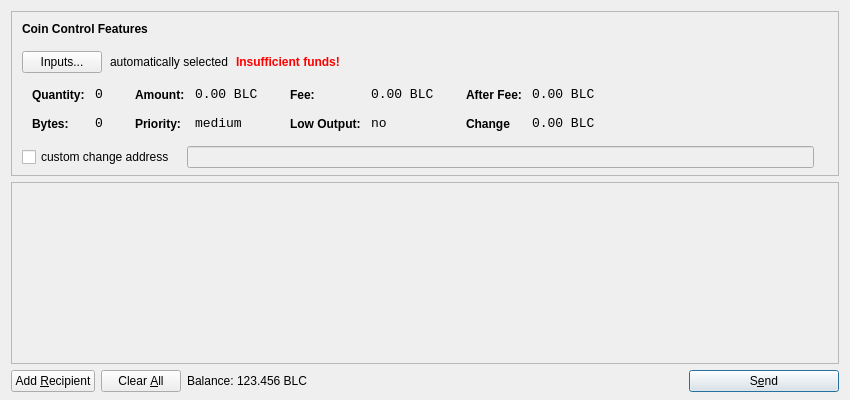
First picture: the form in src/qt/forms/sendcoinsdialog.ui, repository Madscotslad/Blockcoin, before the edit.
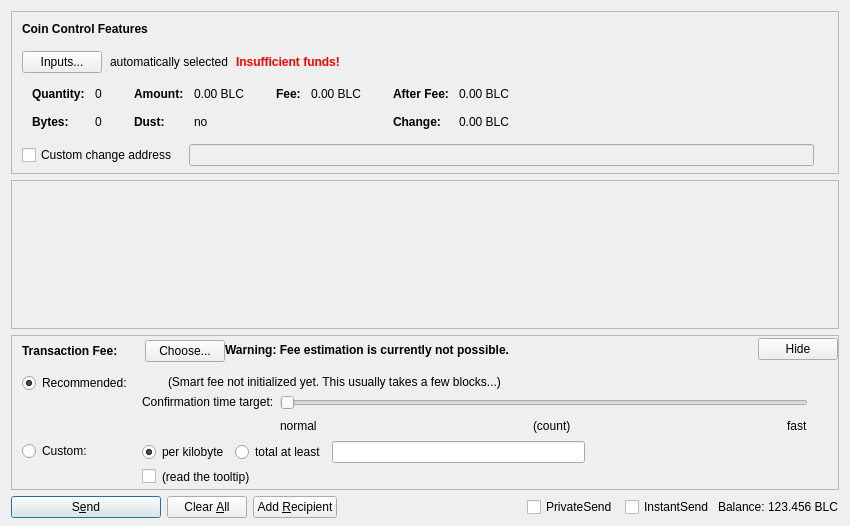
Second picture: the form after the edit. Icons and pictures are not drawn. Custom widgets are drawn as their Qt base class.

What changed in the file:
```diff
--- a/src/qt/forms/sendcoinsdialog.ui
+++ b/src/qt/forms/sendcoinsdialog.ui
@@ -7,13 +7,13 @@
     <x>0</x>
     <y>0</y>
     <width>850</width>
-    <height>400</height>
+    <height>526</height>
    </rect>
   </property>
   <property name="windowTitle">
    <string>Send Coins</string>
   </property>
-  <layout class="QVBoxLayout" name="verticalLayout" stretch="0,1,0">
+  <layout class="QVBoxLayout" name="verticalLayout" stretch="0,1,0,0">
    <property name="bottomMargin">
     <number>8</number>
    </property>
@@ -39,7 +39,7 @@
      </property>
      <layout class="QVBoxLayout" name="verticalLayoutCoinControl2">
       <property name="spacing">
-       <number>-1</number>
+       <number>0</number>
       </property>
       <property name="leftMargin">
        <number>0</number>
@@ -206,8 +206,11 @@
                </property>
                <item row="0" column="0">
                 <widget class="QLabel" name="labelCoinControlQuantityText">
-                 <property name="styleSheet">
-                  <string notr="true">font-weight:bold;</string>
+                 <property name="font">
+                  <font>
+                   <weight>75</weight>
+                   <bold>true</bold>
+                  </font>
                  </property>
                  <property name="text">
                   <string>Quantity:</string>
@@ -219,12 +222,6 @@
                </item>
                <item row="0" column="1">
                 <widget class="QLabel" name="labelCoinControlQuantity">
-                 <property name="font">
-                  <font>
-                   <family>Monospace</family>
-                   <pointsize>10</pointsize>
-                  </font>
-                 </property>
                  <property name="cursor">
                   <cursorShape>IBeamCursor</cursorShape>
                  </property>
@@ -244,8 +241,11 @@
                </item>
                <item row="1" column="0">
                 <widget class="QLabel" name="labelCoinControlBytesText">
-                 <property name="styleSheet">
-                  <string notr="true">font-weight:bold;</string>
+                 <property name="font">
+                  <font>
+                   <weight>75</weight>
+                   <bold>true</bold>
+                  </font>
                  </property>
                  <property name="text">
                   <string>Bytes:</string>
@@ -254,12 +254,6 @@
                </item>
                <item row="1" column="1">
                 <widget class="QLabel" name="labelCoinControlBytes">
-                 <property name="font">
-                  <font>
-                   <family>Monospace</family>
-                   <pointsize>10</pointsize>
-                  </font>
-                 </property>
                  <property name="cursor">
                   <cursorShape>IBeamCursor</cursorShape>
                  </property>
@@ -295,8 +289,11 @@
                </property>
                <item row="0" column="0">
                 <widget class="QLabel" name="labelCoinControlAmountText">
-                 <property name="styleSheet">
-                  <string notr="true">font-weight:bold;</string>
+                 <property name="font">
+                  <font>
+                   <weight>75</weight>
+                   <bold>true</bold>
+                  </font>
                  </property>
                  <property name="text">
                   <string>Amount:</string>
@@ -308,12 +305,6 @@
                </item>
                <item row="0" column="1">
                 <widget class="QLabel" name="labelCoinControlAmount">
-                 <property name="font">
-                  <font>
-                   <family>Monospace</family>
-                   <pointsize>10</pointsize>
-                  </font>
-                 </property>
                  <property name="cursor">
                   <cursorShape>IBeamCursor</cursorShape>
                  </property>
@@ -329,23 +320,20 @@
                 </widget>
                </item>
                <item row="1" column="0">
-                <widget class="QLabel" name="labelCoinControlPriorityText">
-                 <property name="styleSheet">
-                  <string notr="true">font-weight:bold;</string>
+                <widget class="QLabel" name="labelCoinControlLowOutputText">
+                 <property name="font">
+                  <font>
+                   <weight>75</weight>
+                   <bold>true</bold>
+                  </font>
                  </property>
                  <property name="text">
-                  <string>Priority:</string>
+                  <string>Dust:</string>
                  </property>
                 </widget>
                </item>
                <item row="1" column="1">
-                <widget class="QLabel" name="labelCoinControlPriority">
-                 <property name="font">
-                  <font>
-                   <family>Monospace</family>
-                   <pointsize>10</pointsize>
-                  </font>
-                 </property>
+                <widget class="QLabel" name="labelCoinControlLowOutput">
                  <property name="cursor">
                   <cursorShape>IBeamCursor</cursorShape>
                  </property>
@@ -353,7 +341,7 @@
                   <enum>Qt::ActionsContextMenu</enum>
                  </property>
                  <property name="text">
-                  <string>medium</string>
+                  <string notr="true">no</string>
                  </property>
                  <property name="textInteractionFlags">
                   <set>Qt::LinksAccessibleByMouse|Qt::TextSelectableByKeyboard|Qt::TextSelectableByMouse</set>
@@ -381,8 +369,11 @@
                </property>
                <item row="0" column="0">
                 <widget class="QLabel" name="labelCoinControlFeeText">
-                 <property name="styleSheet">
-                  <string notr="true">font-weight:bold;</string>
+                 <property name="font">
+                  <font>
+                   <weight>75</weight>
+                   <bold>true</bold>
+                  </font>
                  </property>
                  <property name="text">
                   <string>Fee:</string>
@@ -394,12 +385,6 @@
                </item>
                <item row="0" column="1">
                 <widget class="QLabel" name="labelCoinControlFee">
-                 <property name="font">
-                  <font>
-                   <family>Monospace</family>
-                   <pointsize>10</pointsize>
-                  </font>
-                 </property>
                  <property name="cursor">
                   <cursorShape>IBeamCursor</cursorShape>
                  </property>
@@ -407,39 +392,7 @@
                   <enum>Qt::ActionsContextMenu</enum>
                  </property>
                  <property name="text">
-                  <string>0.00 BLC</string>
-                 </property>
-                 <property name="textInteractionFlags">
-                  <set>Qt::LinksAccessibleByMouse|Qt::TextSelectableByKeyboard|Qt::TextSelectableByMouse</set>
-                 </property>
-                </widget>
-               </item>
-               <item row="1" column="0">
-                <widget class="QLabel" name="labelCoinControlLowOutputText">
-                 <property name="styleSheet">
-                  <string notr="true">font-weight:bold;</string>
-                 </property>
-                 <property name="text">
-                  <string>Low Output:</string>
-                 </property>
-                </widget>
-               </item>
-               <item row="1" column="1">
-                <widget class="QLabel" name="labelCoinControlLowOutput">
-                 <property name="font">
-                  <font>
-                   <family>Monospace</family>
-                   <pointsize>10</pointsize>
-                  </font>
-                 </property>
-                 <property name="cursor">
-                  <cursorShape>IBeamCursor</cursorShape>
-                 </property>
-                 <property name="contextMenuPolicy">
-                  <enum>Qt::ActionsContextMenu</enum>
-                 </property>
-                 <property name="text">
-                  <string>no</string>
+                  <string notr="true">0.00 BLC</string>
                  </property>
                  <property name="textInteractionFlags">
                   <set>Qt::LinksAccessibleByMouse|Qt::TextSelectableByKeyboard|Qt::TextSelectableByMouse</set>
@@ -467,8 +420,11 @@
                </property>
                <item row="0" column="0">
                 <widget class="QLabel" name="labelCoinControlAfterFeeText">
-                 <property name="styleSheet">
-                  <string notr="true">font-weight:bold;</string>
+                 <property name="font">
+                  <font>
+                   <weight>75</weight>
+                   <bold>true</bold>
+                  </font>
                  </property>
                  <property name="text">
                   <string>After Fee:</string>
@@ -480,12 +436,6 @@
                </item>
                <item row="0" column="1">
                 <widget class="QLabel" name="labelCoinControlAfterFee">
-                 <property name="font">
-                  <font>
-                   <family>Monospace</family>
-                   <pointsize>10</pointsize>
-                  </font>
-                 </property>
                  <property name="cursor">
                   <cursorShape>IBeamCursor</cursorShape>
                  </property>
@@ -502,22 +452,19 @@
                </item>
                <item row="1" column="0">
                 <widget class="QLabel" name="labelCoinControlChangeText">
-                 <property name="styleSheet">
-                  <string notr="true">font-weight:bold;</string>
+                 <property name="font">
+                  <font>
+                   <weight>75</weight>
+                   <bold>true</bold>
+                  </font>
                  </property>
                  <property name="text">
-                  <string>Change</string>
+                  <string>Change:</string>
                  </property>
                 </widget>
                </item>
                <item row="1" column="1">
                 <widget class="QLabel" name="labelCoinControlChange">
-                 <property name="font">
-                  <font>
-                   <family>Monospace</family>
-                   <pointsize>10</pointsize>
-                  </font>
-                 </property>
                  <property name="cursor">
                   <cursorShape>IBeamCursor</cursorShape>
                  </property>
@@ -556,7 +503,7 @@
           <item>
            <widget class="QCheckBox" name="checkBoxCoinControlChange">
             <property name="text">
-             <string>custom change address</string>
+             <string>Custom change address</string>
             </property>
            </widget>
           </item>
@@ -626,11 +573,20 @@
         <x>0</x>
         <y>0</y>
         <width>830</width>
-        <height>165</height>
+        <height>104</height>
        </rect>
       </property>
-      <layout class="QVBoxLayout" name="verticalLayout_2">
-       <property name="margin">
+      <layout class="QVBoxLayout" name="verticalLayout_2" stretch="0,1">
+       <property name="leftMargin">
+        <number>0</number>
+       </property>
+       <property name="topMargin">
+        <number>0</number>
+       </property>
+       <property name="rightMargin">
+        <number>0</number>
+       </property>
+       <property name="bottomMargin">
         <number>0</number>
        </property>
        <item>
@@ -657,23 +613,601 @@
      </widget>
     </widget>
    </item>
+   <item>
+    <widget class="QFrame" name="frameFee">
+     <property name="sizePolicy">
+      <sizepolicy hsizetype="Expanding" vsizetype="Expanding">
+       <horstretch>0</horstretch>
+       <verstretch>0</verstretch>
+      </sizepolicy>
+     </property>
+     <property name="maximumSize">
+      <size>
+       <width>16777215</width>
+       <height>16777215</height>
+      </size>
+     </property>
+     <property name="frameShape">
+      <enum>QFrame::StyledPanel</enum>
+     </property>
+     <property name="frameShadow">
+      <enum>QFrame::Sunken</enum>
+     </property>
+     <layout class="QVBoxLayout" name="verticalLayoutFee1">
+      <property name="spacing">
+       <number>0</number>
+      </property>
+      <property name="leftMargin">
+       <number>0</number>
+      </property>
+      <property name="topMargin">
+       <number>0</number>
+      </property>
+      <property name="rightMargin">
+       <number>0</number>
+      </property>
+      <property name="bottomMargin">
+       <number>0</number>
+      </property>
+      <item>
+       <layout class="QVBoxLayout" name="verticalLayoutFee2" stretch="0,0,0">
+        <property name="spacing">
+         <number>0</number>
+        </property>
+        <property name="leftMargin">
+         <number>10</number>
+        </property>
+        <property name="topMargin">
+         <number>0</number>
+        </property>
+        <item>
+         <layout class="QHBoxLayout" name="horizontalLayoutFee1">
+          <property name="bottomMargin">
+           <number>0</number>
+          </property>
+          <item>
+           <layout class="QVBoxLayout" name="verticalLayoutFee7">
+            <property name="spacing">
+             <number>0</number>
+            </property>
+            <item>
+             <spacer name="verticalSpacerSmartFee">
+              <property name="orientation">
+               <enum>Qt::Vertical</enum>
+              </property>
+              <property name="sizeType">
+               <enum>QSizePolicy::Fixed</enum>
+              </property>
+              <property name="sizeHint" stdset="0">
+               <size>
+                <width>1</width>
+                <height>4</height>
+               </size>
+              </property>
+             </spacer>
+            </item>
+            <item>
+             <layout class="QHBoxLayout" name="horizontalLayoutSmartFee">
+              <property name="spacing">
+               <number>10</number>
+              </property>
+              <item>
+               <widget class="QLabel" name="labelFeeHeadline">
+                <property name="sizePolicy">
+                 <sizepolicy hsizetype="Preferred" vsizetype="Maximum">
+                  <horstretch>0</horstretch>
+                  <verstretch>0</verstretch>
+                 </sizepolicy>
+                </property>
+                <property name="font">
+                 <font>
+                  <weight>75</weight>
+                  <bold>true</bold>
+                 </font>
+                </property>
+                <property name="styleSheet">
+                 <string notr="true">font-weight:bold;</string>
+                </property>
+                <property name="text">
+                 <string>Transaction Fee:</string>
+                </property>
+               </widget>
+              </item>
+              <item>
+               <widget class="QLabel" name="labelFeeMinimized">
+                <property name="text">
+                 <string/>
+                </property>
+               </widget>
+              </item>
+              <item>
+               <widget class="QPushButton" name="buttonChooseFee">
+                <property name="text">
+                 <string>Choose...</string>
+                </property>
+               </widget>
+              </item>
+             </layout>
+            </item>
+            <item>
+             <spacer name="verticalSpacer_5">
+              <property name="orientation">
+               <enum>Qt::Vertical</enum>
+              </property>
+              <property name="sizeHint" stdset="0">
+               <size>
+                <width>1</width>
+                <height>1</height>
+               </size>
+              </property>
+             </spacer>
+            </item>
+           </layout>
+          </item>
+          <item>
+           <widget class="QLabel" name="fallbackFeeWarningLabel">
+            <property name="toolTip">
+             <string>Using the fallbackfee can result in sending a transaction that will take several hours or days (or never) to confirm. Consider choosing your fee manually or wait until your have validated the complete chain.</string>
+            </property>
+            <property name="font">
+            <font>
+                <weight>75</weight>
+                <bold>true</bold>
+            </font>
+            </property>
+            <property name="text">
+             <string>Warning: Fee estimation is currently not possible.</string>
+            </property>
+            <property name="wordWrap">
+             <bool>false</bool>
+            </property>
+           </widget>
+          </item>
+          <item>
+           <spacer name="horizontalSpacer_4">
+            <property name="orientation">
+             <enum>Qt::Horizontal</enum>
+            </property>
+            <property name="sizeType">
+             <enum>QSizePolicy::MinimumExpanding</enum>
+            </property>
+            <property name="sizeHint" stdset="0">
+             <size>
+              <width>40</width>
+              <height>20</height>
+             </size>
+            </property>
+           </spacer>
+          </item>
+          <item>
+           <widget class="QPushButton" name="buttonMinimizeFee">
+            <property name="toolTip">
+             <string>collapse fee-settings</string>
+            </property>
+            <property name="text">
+             <string>Hide</string>
+            </property>
+           </widget>
+          </item>
+         </layout>
+        </item>
+        <item>
+         <widget class="QFrame" name="frameFeeSelection">
+          <layout class="QVBoxLayout" name="verticalLayoutFee12">
+           <property name="spacing">
+            <number>0</number>
+           </property>
+           <property name="leftMargin">
+            <number>0</number>
+           </property>
+           <property name="topMargin">
+            <number>0</number>
+           </property>
+           <property name="rightMargin">
+            <number>0</number>
+           </property>
+           <property name="bottomMargin">
+            <number>0</number>
+           </property>
+           <item>
+            <layout class="QGridLayout" name="gridLayoutFee">
+             <property name="topMargin">
+              <number>10</number>
+             </property>
+             <property name="bottomMargin">
+              <number>4</number>
+             </property>
+             <property name="horizontalSpacing">
+              <number>10</number>
+             </property>
+             <property name="verticalSpacing">
+              <number>4</number>
+             </property>
+             <item row="1" column="1">
+              <layout class="QVBoxLayout" name="verticalLayoutFee8">
+               <property name="spacing">
+                <number>6</number>
+               </property>
+               <item>
+                <layout class="QHBoxLayout" name="horizontalLayoutFee13">
+                 <item>
+                  <widget class="QRadioButton" name="radioCustomPerKilobyte">
+                   <property name="toolTip">
+                    <string>If the custom fee is set to 1000 NanoCoin and the transaction is only 250 bytes, then &quot;per kilobyte&quot; only pays 250 NanoCoin in fee,&lt;br /&gt;while &quot;at least&quot; pays 1000 NanoCoin. For transactions bigger than a kilobyte both pay by kilobyte.</string>
+                   </property>
+                   <property name="text">
+                    <string>per kilobyte</string>
+                   </property>
+                   <property name="checked">
+                    <bool>true</bool>
+                   </property>
+                   <attribute name="buttonGroup">
+                    <string notr="true">groupCustomFee</string>
+                   </attribute>
+                  </widget>
+                 </item>
+                 <item>
+                  <widget class="QRadioButton" name="radioCustomAtLeast">
+                   <property name="toolTip">
+                    <string>If the custom fee is set to 1000 NanoCoin and the transaction is only 250 bytes, then &quot;per kilobyte&quot; only pays 250 NanoCoin in fee,&lt;br /&gt;while &quot;total at least&quot; pays 1000 NanoCoin. For transactions bigger than a kilobyte both pay by kilobyte.</string>
+                   </property>
+                   <property name="text">
+                    <string>total at least</string>
+                   </property>
+                   <attribute name="buttonGroup">
+                    <string notr="true">groupCustomFee</string>
+                   </attribute>
+                  </widget>
+                 </item>
+                 <item>
+                  <widget class="BitcoinAmountField" name="customFee"/>
+                 </item>
+                 <item>
+                  <spacer name="horizontalSpacer_6">
+                   <property name="orientation">
+                    <enum>Qt::Horizontal</enum>
+                   </property>
+                   <property name="sizeHint" stdset="0">
+                    <size>
+                     <width>1</width>
+                     <height>1</height>
+                    </size>
+                   </property>
+                  </spacer>
+                 </item>
+                </layout>
+               </item>
+               <item>
+                <layout class="QHBoxLayout" name="horizontalLayoutFee8">
+                 <item>
+                  <widget class="QCheckBox" name="checkBoxMinimumFee">
+                   <property name="toolTip">
+                    <string>Paying only the minimum fee is just fine as long as there is less transaction volume than space in the blocks.&lt;br /&gt;But be aware that this can end up in a never confirming transaction once there is more demand for blockcoin transactions than the network can process.</string>
+                   </property>
+                   <property name="text">
+                    <string/>
+                   </property>
+                  </widget>
+                 </item>
+                 <item>
+                  <widget class="QLabel" name="labelMinFeeWarning">
+                   <property name="enabled">
+                    <bool>true</bool>
+                   </property>
+                   <property name="toolTip">
+                    <string>Paying only the minimum fee is just fine as long as there is less transaction volume than space in the blocks.&lt;br /&gt;But be aware that this can end up in a never confirming transaction once there is more demand for blockcoin transactions than the network can process.</string>
+                   </property>
+                   <property name="text">
+                    <string>(read the tooltip)</string>
+                   </property>
+                   <property name="margin">
+                    <number>5</number>
+                   </property>
+                  </widget>
+                 </item>
+                 <item>
+                  <spacer name="horizontalSpacer_2">
+                   <property name="orientation">
+                    <enum>Qt::Horizontal</enum>
+                   </property>
+                   <property name="sizeHint" stdset="0">
+                    <size>
+                     <width>1</width>
+                     <height>1</height>
+                    </size>
+                   </property>
+                  </spacer>
+                 </item>
+                </layout>
+               </item>
+              </layout>
+             </item>
+             <item row="0" column="0">
+              <layout class="QVBoxLayout" name="verticalLayoutFee4" stretch="0,1">
+               <item>
+                <widget class="QRadioButton" name="radioSmartFee">
+                 <property name="text">
+                  <string>Recommended:</string>
+                 </property>
+                 <property name="checked">
+                  <bool>true</bool>
+                 </property>
+                 <attribute name="buttonGroup">
+                  <string notr="true">groupFee</string>
+                 </attribute>
+                </widget>
+               </item>
+               <item>
+                <spacer name="verticalSpacer_2">
+                 <property name="orientation">
+                  <enum>Qt::Vertical</enum>
+                 </property>
+                 <property name="sizeHint" stdset="0">
+                  <size>
+                   <width>1</width>
+                   <height>1</height>
+                  </size>
+                 </property>
+                </spacer>
+               </item>
+              </layout>
+             </item>
+             <item row="1" column="0">
+              <layout class="QVBoxLayout" name="verticalLayoutFee9" stretch="0,1">
+               <item>
+                <widget class="QRadioButton" name="radioCustomFee">
+                 <property name="text">
+                  <string>Custom:</string>
+                 </property>
+                 <attribute name="buttonGroup">
+                  <string notr="true">groupFee</string>
+                 </attribute>
+                </widget>
+               </item>
+               <item>
+                <spacer name="verticalSpacer_6">
+                 <property name="orientation">
+                  <enum>Qt::Vertical</enum>
+                 </property>
+                 <property name="sizeHint" stdset="0">
+                  <size>
+                   <width>1</width>
+                   <height>1</height>
+                  </size>
+                 </property>
+                </spacer>
+               </item>
+              </layout>
+             </item>
+             <item row="0" column="1">
+              <layout class="QVBoxLayout" name="verticalLayoutFee3" stretch="0,0,1">
+               <property name="spacing">
+                <number>6</number>
+               </property>
+               <property name="topMargin">
+                <number>2</number>
+               </property>
+               <item>
+                <layout class="QHBoxLayout" name="horizontalLayoutFee12">
+                 <item>
+                  <widget class="QLabel" name="labelSmartFee">
+                   <property name="text">
+                    <string/>
+                   </property>
+                   <property name="margin">
+                    <number>2</number>
+                   </property>
+                  </widget>
+                 </item>
+                 <item>
+                  <widget class="QLabel" name="labelFeeEstimation">
+                   <property name="text">
+                    <string/>
+                   </property>
+                  </widget>
+                 </item>
+                 <item>
+                  <widget class="QLabel" name="labelSmartFee2">
+                   <property name="text">
+                    <string>(Smart fee not initialized yet. This usually takes a few blocks...)</string>
+                   </property>
+                   <property name="margin">
+                    <number>2</number>
+                   </property>
+                  </widget>
+                 </item>
+                 <item>
+                  <spacer name="horizontalSpacer_5">
+                   <property name="orientation">
+                    <enum>Qt::Horizontal</enum>
+                   </property>
+                   <property name="sizeHint" stdset="0">
+                    <size>
+                     <width>1</width>
+                     <height>1</height>
+                    </size>
+                   </property>
+                  </spacer>
+                 </item>
+                </layout>
+               </item>
+               <item>
+                <layout class="QHBoxLayout" name="horizontalLayoutFee9">
+                 <item>
+                  <layout class="QVBoxLayout" name="verticalLayoutFee6">
+                   <item>
+                    <widget class="QLabel" name="labelSmartFee3">
+                     <property name="text">
+                      <string>Confirmation time target:</string>
+                     </property>
+                     <property name="margin">
+                      <number>2</number>
+                     </property>
+                    </widget>
+                   </item>
+                   <item>
+                    <spacer name="verticalSpacer_3">
+                     <property name="orientation">
+                      <enum>Qt::Vertical</enum>
+                     </property>
+                     <property name="sizeHint" stdset="0">
+                      <size>
+                       <width>1</width>
+                       <height>1</height>
+                      </size>
+                     </property>
+                    </spacer>
+                   </item>
+                  </layout>
+                 </item>
+                 <item>
+                  <layout class="QVBoxLayout" name="verticalLayoutFee5">
+                   <property name="rightMargin">
+                    <number>30</number>
+                   </property>
+                   <item>
+                    <widget class="QSlider" name="sliderSmartFee">
+                     <property name="minimum">
+                      <number>0</number>
+                     </property>
+                     <property name="maximum">
+                      <number>23</number>
+                     </property>
+                     <property name="pageStep">
+                      <number>1</number>
+                     </property>
+                     <property name="value">
+                      <number>0</number>
+                     </property>
+                     <property name="orientation">
+                      <enum>Qt::Horizontal</enum>
+                     </property>
+                     <property name="invertedAppearance">
+                      <bool>false</bool>
+                     </property>
+                     <property name="invertedControls">
+                      <bool>false</bool>
+                     </property>
+                     <property name="tickPosition">
+                      <enum>QSlider::NoTicks</enum>
+                     </property>
+                    </widget>
+                   </item>
+                   <item>
+                    <layout class="QHBoxLayout" name="horizontalLayoutFee10">
+                     <item>
+                      <widget class="QLabel" name="labelSmartFeeNormal">
+                       <property name="text">
+                        <string>normal</string>
+                       </property>
+                      </widget>
+                     </item>
+                     <item>
+                      <spacer name="horizontalSpacer_7">
+                       <property name="orientation">
+                        <enum>Qt::Horizontal</enum>
+                       </property>
+                       <property name="sizeHint" stdset="0">
+                        <size>
+                         <width>40</width>
+                         <height>20</height>
+                        </size>
+                       </property>
+                      </spacer>
+                     </item>
+                     <item>
+                      <widget class="QLabel" name="confirmationTargetLabel">
+                       <property name="text">
+                        <string notr="true">(count)</string>
+                       </property>
+                      </widget>
+                     </item>
+                     <item>
+                      <spacer name="horizontalSpacer_3">
+                       <property name="orientation">
+                        <enum>Qt::Horizontal</enum>
+                       </property>
+                       <property name="sizeHint" stdset="0">
+                        <size>
+                         <width>40</width>
+                         <height>20</height>
+                        </size>
+                       </property>
+                      </spacer>
+                     </item>
+                     <item>
+                      <widget class="QLabel" name="labelSmartFeeFast">
+                       <property name="text">
+                        <string>fast</string>
+                       </property>
+                      </widget>
+                     </item>
+                    </layout>
+                   </item>
+                  </layout>
+                 </item>
+                </layout>
+               </item>
+               <item>
+                <spacer name="verticalSpacer_4">
+                 <property name="orientation">
+                  <enum>Qt::Vertical</enum>
+                 </property>
+                 <property name="sizeHint" stdset="0">
+                  <size>
+                   <width>1</width>
+                   <height>1</height>
+                  </size>
+                 </property>
+                </spacer>
+               </item>
+              </layout>
+             </item>
+            </layout>
+           </item>
+          </layout>
+         </widget>
+        </item>
+        <item>
+         <spacer name="verticalSpacerFee">
+          <property name="orientation">
+           <enum>Qt::Vertical</enum>
+          </property>
+          <property name="sizeHint" stdset="0">
+           <size>
+            <width>800</width>
+            <height>1</height>
+           </size>
+          </property>
+         </spacer>
+        </item>
+       </layout>
+      </item>
+     </layout>
+    </widget>
+   </item>
    <item>
     <layout class="QHBoxLayout" name="horizontalLayout">
      <item>
-      <widget class="QPushButton" name="addButton">
+      <widget class="QPushButton" name="sendButton">
+       <property name="minimumSize">
+        <size>
+         <width>150</width>
+         <height>0</height>
+        </size>
+       </property>
        <property name="toolTip">
         <string>Send to multiple recipients at once</string>
        </property>
        <property name="text">
-        <string>Add &amp;Recipient</string>
-       </property>
-       <property name="icon">
-        <iconset resource="../bitcoin.qrc">
-         <normaloff>:/icons/add</normaloff>:/icons/add</iconset>
+        <string>S&amp;end</string>
        </property>
        <property name="autoDefault">
         <bool>false</bool>
        </property>
+       <property name="default">
+        <bool>true</bool>
+       </property>
       </widget>
      </item>
      <item>
@@ -694,27 +1228,73 @@
         <iconset resource="../bitcoin.qrc">
          <normaloff>:/icons/remove</normaloff>:/icons/remove</iconset>
        </property>
-       <property name="autoRepeatDelay">
-        <number>300</number>
+      </widget>
+     </item>
+     <item>
+      <widget class="QPushButton" name="addButton">
+       <property name="toolTip">
+        <string>Send to multiple recipients at once</string>
        </property>
+       <property name="text">
+        <string>Add &amp;Recipient</string>
+       </property>
        <property name="autoDefault">
         <bool>false</bool>
        </property>
       </widget>
      </item>
+     <item>
+      <spacer name="horizontalSpacer">
+       <property name="orientation">
+        <enum>Qt::Horizontal</enum>
+       </property>
+       <property name="sizeHint" stdset="0">
+        <size>
+         <width>40</width>
+         <height>20</height>
+        </size>
+       </property>
+      </spacer>
+     </item>
      <item>
       <layout class="QHBoxLayout" name="horizontalLayout_2">
        <property name="spacing">
         <number>3</number>
        </property>
+       <item>
+        <widget class="QCheckBox" name="checkUsePrivateSend">
+         <property name="minimumSize">
+          <size>
+           <width>95</width>
+           <height>0</height>
+          </size>
+         </property>
+         <property name="text">
+          <string>PrivateSend</string>
+         </property>
+         <property name="checked">
+          <bool>false</bool>
+         </property>
+        </widget>
+       </item>
+       <item>
+        <widget class="QCheckBox" name="checkUseInstantSend">
+         <property name="enabled">
+          <bool>true</bool>
+         </property>
+         <property name="minimumSize">
+          <size>
+           <width>85</width>
+           <height>0</height>
+          </size>
+         </property>
+         <property name="text">
+          <string>InstantSend</string>
+         </property>
+        </widget>
+       </item>
        <item>
         <widget class="QLabel" name="label">
-         <property name="sizePolicy">
-          <sizepolicy hsizetype="Preferred" vsizetype="Fixed">
-           <horstretch>0</horstretch>
-           <verstretch>0</verstretch>
-          </sizepolicy>
-         </property>
          <property name="text">
           <string>Balance:</string>
          </property>
@@ -741,46 +1321,23 @@
        </item>
       </layout>
      </item>
-     <item>
-      <spacer name="horizontalSpacer">
-       <property name="orientation">
-        <enum>Qt::Horizontal</enum>
-       </property>
-       <property name="sizeHint" stdset="0">
-        <size>
-         <width>40</width>
-         <height>20</height>
-        </size>
-       </property>
-      </spacer>
-     </item>
-     <item>
-      <widget class="QPushButton" name="sendButton">
-       <property name="minimumSize">
-        <size>
-         <width>150</width>
-         <height>0</height>
-        </size>
-       </property>
-       <property name="toolTip">
-        <string>Confirm the send action</string>
-       </property>
-       <property name="text">
-        <string>S&amp;end</string>
-       </property>
-       <property name="icon">
-        <iconset resource="../bitcoin.qrc">
-         <normaloff>:/icons/send</normaloff>:/icons/send</iconset>
-       </property>
-       <property name="default">
-        <bool>true</bool>
-       </property>
-      </widget>
-     </item>
     </layout>
    </item>
   </layout>
  </widget>
+ <customwidgets>
+  <customwidget>
+   <class>QValidatedLineEdit</class>
+   <extends>QLineEdit</extends>
+   <header>qvalidatedlineedit.h</header>
+  </customwidget>
+  <customwidget>
+   <class>BitcoinAmountField</class>
+   <extends>QLineEdit</extends>
+   <header>bitcoinamountfield.h</header>
+   <container>1</container>
+  </customwidget>
+ </customwidgets>
  <resources>
   <include location="../bitcoin.qrc"/>
  </resources>
```
Left out of the diff: 46 changed lines with no effect on the pictures.
